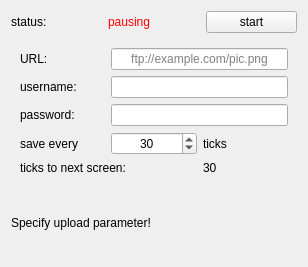
Qt form screenuploaderwindow.ui (bchjoerni/mlab) before a commit.
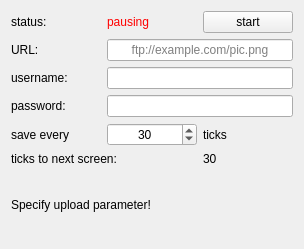
The same form after that commit.

The edit to the form file:
```diff
--- a/screenuploaderwindow.ui
+++ b/screenuploaderwindow.ui
@@ -6,8 +6,8 @@
    <rect>
     <x>0</x>
     <y>0</y>
-    <width>308</width>
-    <height>267</height>
+    <width>304</width>
+    <height>249</height>
    </rect>
   </property>
   <property name="windowTitle">
@@ -47,6 +47,18 @@
       <enum>QFrame::Raised</enum>
      </property>
      <layout class="QGridLayout" name="gridLayout">
+      <property name="leftMargin">
+       <number>0</number>
+      </property>
+      <property name="topMargin">
+       <number>0</number>
+      </property>
+      <property name="rightMargin">
+       <number>0</number>
+      </property>
+      <property name="bottomMargin">
+       <number>0</number>
+      </property>
       <item row="3" column="1">
        <widget class="QSpinBox" name="spb_ticks">
         <property name="alignment">
```
